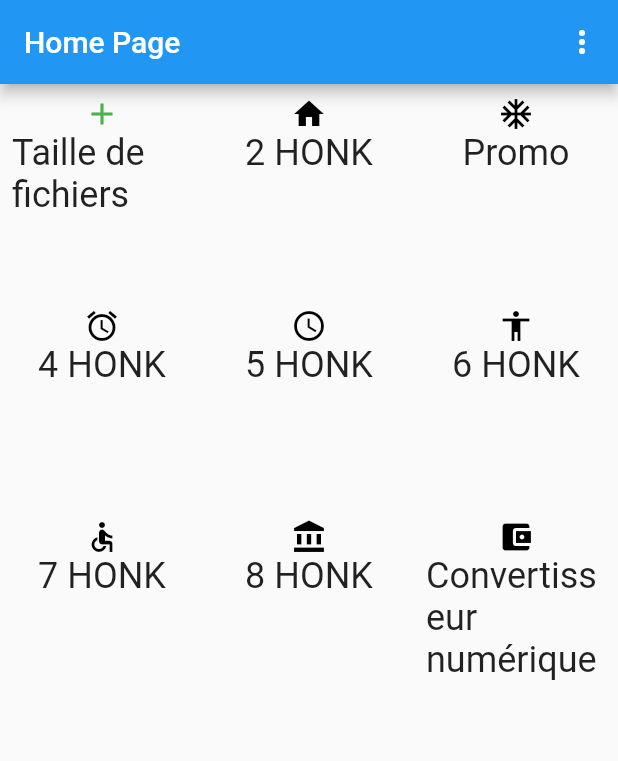
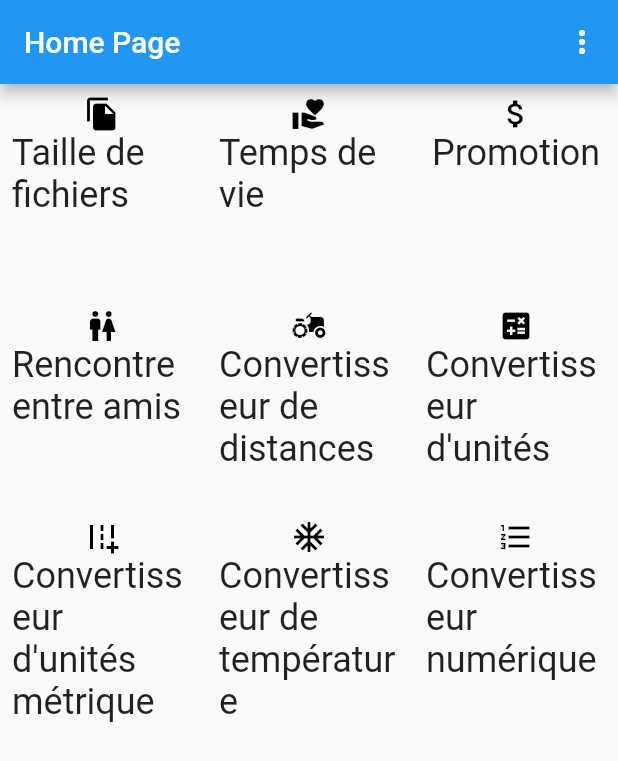
Before and after one commit to mathieusoufflard/Mini_Project_Flutter_Coding, a Flutter app: the screen it shows after launch, on a phone screen of 412 x 824 dp. Shown: the top 761 px of the screen. Run offline on Flutter 3.47's test engine with Material 2 defaults, Android fonts, the phone set to English and light mode, and no system bars; our stand-ins replace date_time_picker; missing offline and left inert: dart:ffi, romanice, units_converter.

Commit message:
Update CustomPage.dart : all name and icon in main list changed

```diff
--- a/flutter_app/lib/CustomPage.dart
+++ b/flutter_app/lib/CustomPage.dart
@@ -18,25 +18,25 @@ class CustomPage {
         return "Taille de fichiers";
         break;
       case 1:
-        return "2 HONK";
+        return "Temps de vie";
         break;
       case 2:
-        return "Promo";
+        return "Promotion";
         break;
       case 3:
-        return "4 HONK";
+        return "Rencontre entre amis";
         break;
       case 4:
-        return "5 HONK";
+        return "Convertisseur de distances";
         break;
       case 5:
-        return "6 HONK";
+        return "Convertisseur d'unités";
         break;
       case 6:
-        return "7 HONK";
+        return "Convertisseur d'unités métrique";
         break;
       case 7:
-        return "8 HONK";
+        return "Convertisseur de température";
         break;
       case 8:
         return "Convertisseur numérique";
@@ -50,55 +50,55 @@ class CustomPage {
     switch (index) {
       case 0:
         return Icon(
-          Icons.add,
-          color: Colors.green,
+          Icons.file_copy,
+          color: Colors.black,
         );
         break;
       case 1:
         return Icon(
-          Icons.home,
+          Icons.volunteer_activism,
           color: Colors.black,
         );
         break;
       case 2:
         return Icon(
-          Icons.ac_unit,
+          Icons.attach_money,
           color: Colors.black,
         );
         break;
       case 3:
         return Icon(
-          Icons.access_alarm,
+          Icons.wc,
           color: Colors.black,
         );
         break;
       case 4:
         return Icon(
-          Icons.access_time,
+          Icons.agriculture,
           color: Colors.black,
         );
         break;
       case 5:
         return Icon(
-          Icons.accessibility,
+          Icons.calculate,
           color: Colors.black,
         );
         break;
       case 6:
         return Icon(
-          Icons.accessible,
+          Icons.add_road,
           color: Colors.black,
         );
         break;
       case 7:
         return Icon(
-          Icons.account_balance,
+          Icons.ac_unit,
           color: Colors.black,
         );
         break;
       case 8:
         return Icon(
-          Icons.account_balance_wallet,
+          Icons.format_list_numbered,
           color: Colors.black,
         );
         break;
```
